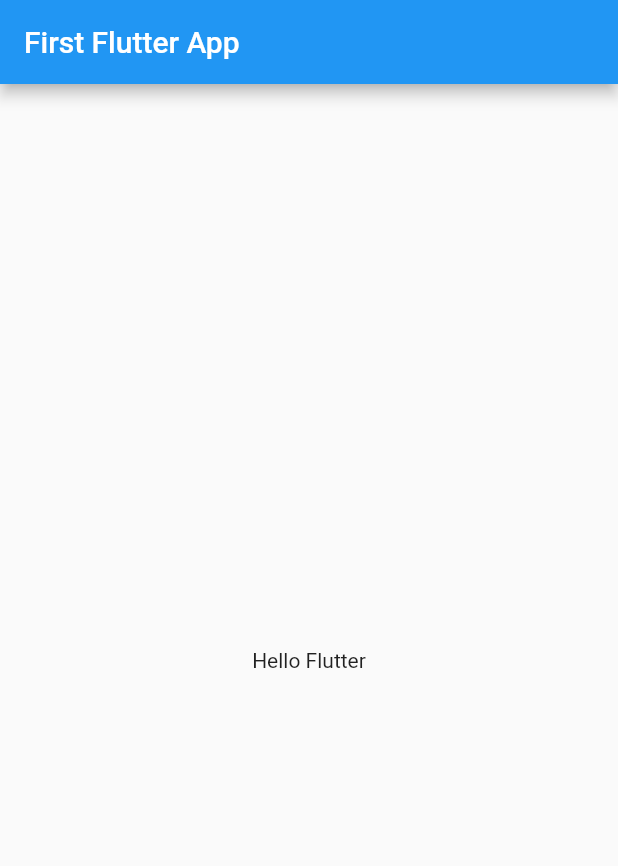
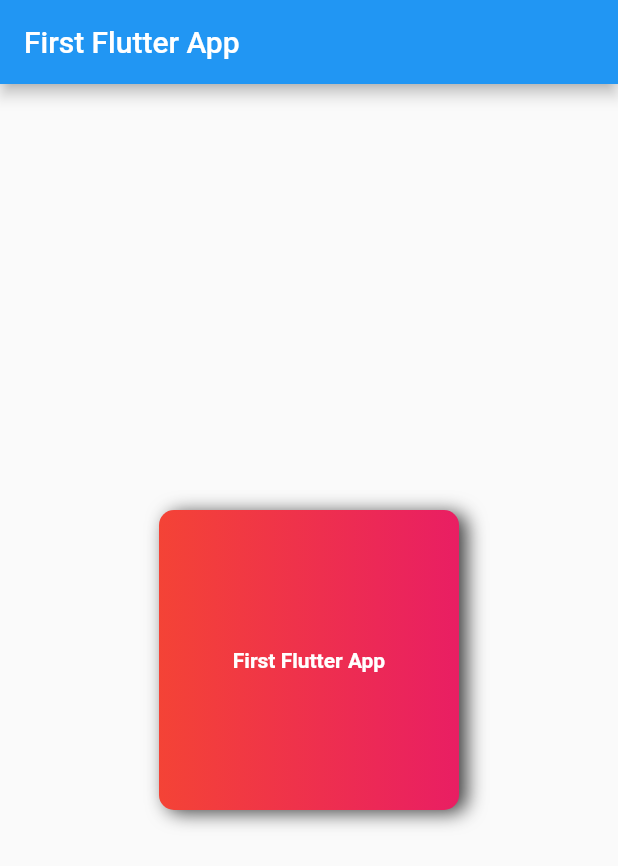
Before and after one commit to me-aditya/First-flutter-app, a Flutter app: the screen it shows after launch, on a phone screen of 412 x 824 dp. Shown: the top 866 px of the screen. Run offline on Flutter 3.47's test engine with Material 2 defaults, Android fonts, the phone set to English and light mode, and no system bars.

Commit message:
Container and text decoration

```diff
--- a/lib/main.dart
+++ b/lib/main.dart
@@ -14,8 +14,28 @@ class HomePage extends StatelessWidget {
       appBar: AppBar(
         title: Text("First Flutter App"),
       ),
-      body: Container(
-        child: Center(child: Text("Hello Flutter")),
+      body: Center(
+        child: Container(
+            decoration: BoxDecoration(
+              borderRadius: BorderRadius.circular(10),
+              color: Colors.teal,
+              gradient: LinearGradient(colors: [Colors.red, Colors.pink]),
+              boxShadow: [
+                BoxShadow(
+                    blurRadius: 10,
+                    color: Colors.grey[800],
+                    offset: Offset(5.0, 2.0))
+              ],
+            ),
+            height: 200,
+            width: 200,
+            alignment: Alignment.center,
+            child: Text("First Flutter App",
+                style: TextStyle(
+                  color: Colors.white,
+                  fontWeight: FontWeight.bold,
+
+                ))),
       ),
     );
   }
```
